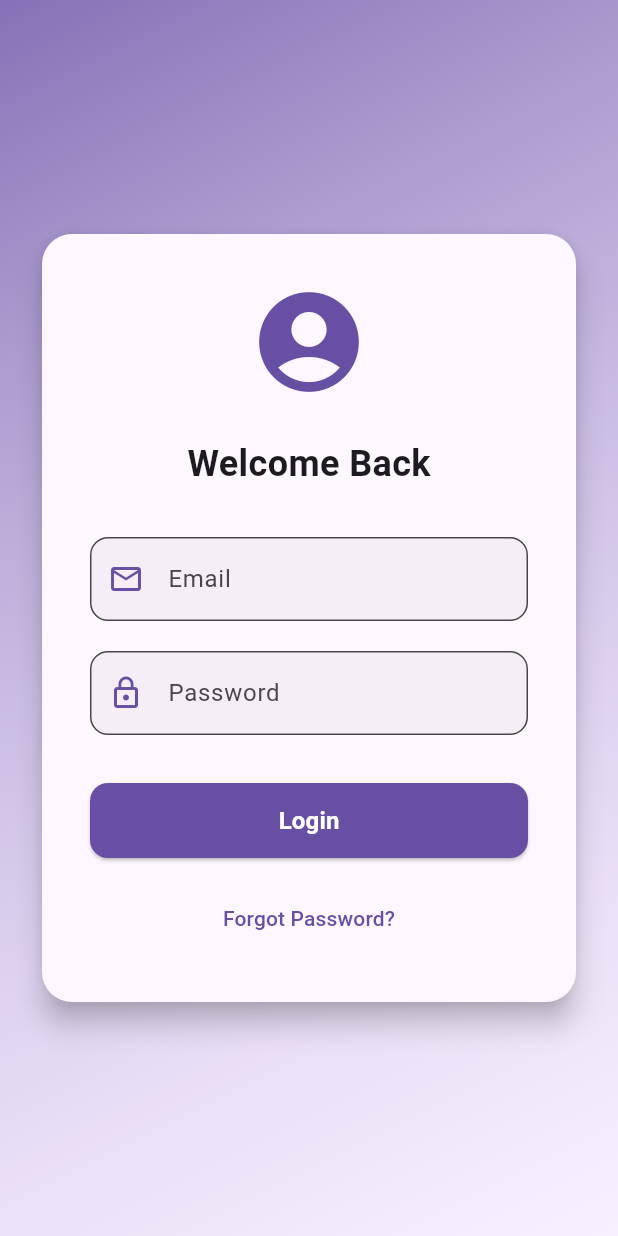
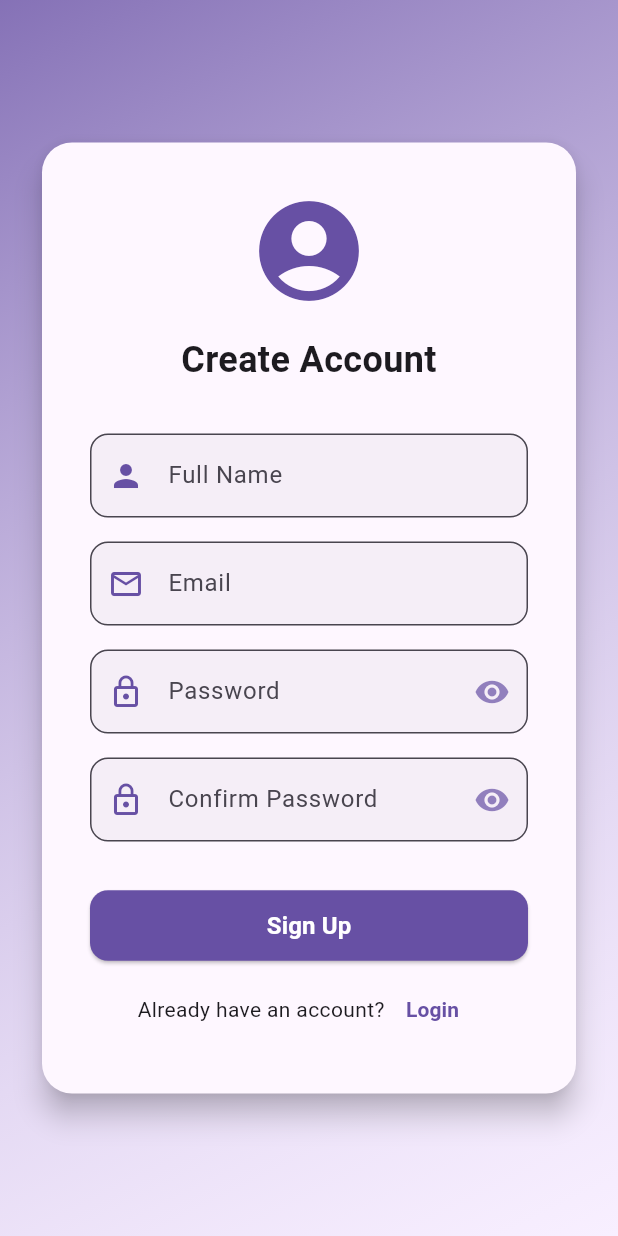
Before and after one commit to Yashjain0333/TallyUp, a Flutter app: the screen it shows after launch, on a phone screen of 412 x 824 dp. Run offline on Flutter 3.47's test engine with Material 3 defaults, Android fonts, the phone set to English and light mode, and no system bars; our stand-ins replace permission_handler.

Commit message:
feat(auth): add signup functionality and integrate API
Introduce signup feature with a new SignupView and SignupController, including form validation and API integration. Update .gitignore, pubspec.yaml, and related dependencies. Add API configuration and modify app routing to support signup flow.

```diff
--- a/tally_up/lib/src/app.dart
+++ b/tally_up/lib/src/app.dart
@@ -1,12 +1,11 @@
 import 'package:flutter/material.dart';
-import 'package:flutter_gen/gen_l10n/app_localizations.dart';
-import 'package:flutter_localizations/flutter_localizations.dart';
 import 'package:permission_handler/permission_handler.dart';
 import 'package:tally_up/src/messages/messages_controller.dart';
 import 'package:tally_up/src/messages/message_model.dart';
 import 'settings/settings_controller.dart';
 import 'settings/settings_view.dart';
 import 'login/login_view.dart';
+import 'login/signup_view.dart';
 import 'home/home_view.dart';
 import 'plugins/sms_reader_plugin.dart';
 import 'messages/messages_view.dart';
@@ -40,6 +39,7 @@ class _MyAppState extends State<MyApp> {
             sender: msg.sender,
             type: MessageType.uncategorized,
           ));
+          break;
         }
       }
     });
@@ -53,54 +53,15 @@ class _MyAppState extends State<MyApp> {
 
   @override
   Widget build(BuildContext context) {
-    return ListenableBuilder(
-      listenable: widget.settingsController,
-      builder: (BuildContext context, Widget? child) {
     return MaterialApp(
-          // Providing a restorationScopeId allows the Navigator built by the
-          // MaterialApp to restore the navigation stack when a user leaves and
-          // returns to the app after it has been killed while running in the
-          // background.
-          restorationScopeId: 'app',
-
-          // Provide the generated AppLocalizations to the MaterialApp. This
-          // allows descendant Widgets to display the correct translations
-          // depending on the user's locale.
-          localizationsDelegates: const [
-            AppLocalizations.delegate,
-            GlobalMaterialLocalizations.delegate,
-            GlobalWidgetsLocalizations.delegate,
-            GlobalCupertinoLocalizations.delegate,
-          ],
-          supportedLocales: const [
-            Locale('en', ''), // English, no country code
-          ],
-
-          // Use AppLocalizations to configure the correct application title
-          // depending on the user's locale.
-          //
-          // The appTitle is defined in .arb files found in the localization
-          // directory.
-          onGenerateTitle: (BuildContext context) =>
-              AppLocalizations.of(context)!.appTitle,
-
-          // Define a light and dark color theme. Then, read the user's
-          // preferred ThemeMode (light, dark, or system default) from the
-          // SettingsController to display the correct theme.
-          theme: ThemeData(),
-          darkTheme: ThemeData.dark(),
-          themeMode: widget.settingsController.themeMode,
-
-          // Define a function to handle named routes in order to support
-          // Flutter web url navigation and deep linking.
-          // Add initialRoute
-          initialRoute: LoginView.routeName,
-
+      initialRoute: '/signup',  // Change this line
       onGenerateRoute: (RouteSettings routeSettings) {
         return MaterialPageRoute<void>(
           settings: routeSettings,
           builder: (BuildContext context) {
             switch (routeSettings.name) {
+              case SignupView.routeName:
+                return const SignupView();
               case LoginView.routeName:
                 return const LoginView();
               case HomeView.routeName:
@@ -110,10 +71,8 @@ class _MyAppState extends State<MyApp> {
               case MessagesView.routeName:
                 return const MessagesView();
               default:
-                    return const LoginView();
+                return const SignupView();
             }
-              },
-            );
           },
         );
       },
--- /dev/null
+++ b/tally_up/lib/src/config/api_config.dart
@@ -0,0 +1,22 @@
+class ApiConfig {
+  static final ApiConfig _instance = ApiConfig._internal();
+  factory ApiConfig() => _instance;
+  ApiConfig._internal();
+
+  // Base URLs for different environments
+  final String _devBaseUrl = 'https://dev-api.example.com';
+  final String _prodBaseUrl = 'https://api.example.com';
+
+  // Current environment
+  final bool _isProduction = false; // Set to true for production
+
+  // Getter for the base URL based on environment
+  String get baseUrl => _isProduction ? _prodBaseUrl : _devBaseUrl;
+
+  // API endpoints
+  String get signupUrl => '$baseUrl/auth/signup';
+  String get loginUrl => '$baseUrl/auth/token';
+  String get messagesUrl => '$baseUrl/xpense/xpense';
+
+  // You can add more endpoints as needed
+}
--- /dev/null
+++ b/tally_up/lib/src/login/signup_controller.dart
@@ -0,0 +1,57 @@
+import 'package:flutter/material.dart';
+import 'package:http/http.dart' as http;
+import 'dart:convert';
+import '../config/api_config.dart';
+
+class SignupController with ChangeNotifier {
+  static final SignupController _instance = SignupController._internal();
+  factory SignupController() => _instance;
+  SignupController._internal();
+
+  final _apiConfig = ApiConfig();
+  bool _isLoading = false;
+  String? _error;
+
+  bool get isLoading => _isLoading;
+  String? get error => _error;
+
+  Future<bool> signup(String email, String name, String password) async {
+    try {
+      _error = null;
+      _isLoading = true;
+      notifyListeners();
+
+      final response = await http.post(
+        Uri.parse(_apiConfig.signupUrl),
+        headers: {'Content-Type': 'application/json'},
+        body: jsonEncode({
+          'email': email,
+          'name': name,
+          'password': password,
+        }),
+      );
+
+      _isLoading = false;
+
+      if (response.statusCode == 200 || response.statusCode == 201) {
+        notifyListeners();
+        return true;
+      } else {
+        final errorData = jsonDecode(response.body);
+        _error = errorData['message'] ?? 'Signup failed';
+        notifyListeners();
+        return false;
+      }
+    } catch (e) {
+      _error = e.toString();
+      _isLoading = false;
+      notifyListeners();
+      return false;
+    }
+  }
+
+  void clearError() {
+    _error = null;
+    notifyListeners();
+  }
+}
--- /dev/null
+++ b/tally_up/lib/src/login/signup_view.dart
@@ -0,0 +1,312 @@
+import 'package:flutter/material.dart';
+import 'signup_controller.dart';
+
+class SignupView extends StatefulWidget {
+  static const routeName = '/signup';
+  const SignupView({super.key});
+
+  @override
+  State<SignupView> createState() => _SignupViewState();
+}
+
+class _SignupViewState extends State<SignupView> {
+  final _formKey = GlobalKey<FormState>();
+  final _emailController = TextEditingController();
+  final _nameController = TextEditingController();
+  final _passwordController = TextEditingController();
+  final _confirmPasswordController = TextEditingController();
+  final _signupController = SignupController();
+  bool _obscurePassword = true;
+  bool _obscureConfirmPassword = true;
+
+  @override
+  Widget build(BuildContext context) {
+    final colorScheme = Theme.of(context).colorScheme;
+
+    return Scaffold(
+      body: Container(
+        decoration: BoxDecoration(
+          gradient: LinearGradient(
+            begin: Alignment.topLeft,
+            end: Alignment.bottomRight,
+            colors: [
+              colorScheme.primary.withAlpha(204),
+              colorScheme.primaryContainer.withAlpha(77),
+            ],
+          ),
+        ),
+        child: SafeArea(
+          child: Center(
+            child: SingleChildScrollView(
+              padding: const EdgeInsets.symmetric(horizontal: 24.0, vertical: 40.0),
+              child: ConstrainedBox(
+                constraints: BoxConstraints(
+                  maxWidth: MediaQuery.of(context).size.width * 0.9,
+                ),
+                child: ListenableBuilder(
+                  listenable: _signupController,
+                  builder: (context, child) {
+                    if (_signupController.error != null) {
+                      WidgetsBinding.instance.addPostFrameCallback((_) {
+                        ScaffoldMessenger.of(context).showSnackBar(
+                          SnackBar(
+                            content: Text(_signupController.error!),
+                            backgroundColor: Colors.red,
+                          ),
+                        );
+                        _signupController.clearError();
+                      });
+                    }
+
+                    return Card(
+                      elevation: 8,
+                      color: colorScheme.surface,
+                      shape: RoundedRectangleBorder(
+                        borderRadius: BorderRadius.circular(20),
+                      ),
+                      child: Padding(
+                        padding: const EdgeInsets.all(32.0),
+                        child: Form(
+                          key: _formKey,
+                          child: Column(
+                            crossAxisAlignment: CrossAxisAlignment.stretch,
+                            children: [
+                              Icon(
+                                Icons.account_circle,
+                                size: 80,
+                                color: colorScheme.primary,
+                              ),
+                              const SizedBox(height: 16),
+                              Text(
+                                'Create Account',
+                                style: TextStyle(
+                                  fontSize: 24,
+                                  fontWeight: FontWeight.bold,
+                                  color: colorScheme.onSurface,
+                                ),
+                                textAlign: TextAlign.center,
+                              ),
+                              const SizedBox(height: 32),
+
+                              // Name field
+                              TextFormField(
+                                controller: _nameController,
+                                decoration: InputDecoration(
+                                  labelText: 'Full Name',
+                                  border: OutlineInputBorder(
+                                    borderRadius: BorderRadius.circular(12),
+                                  ),
+                                  prefixIcon: Icon(
+                                    Icons.person,
+                                    color: colorScheme.primary,
+                                  ),
+                                  filled: true,
+                                  fillColor: colorScheme.surfaceContainerHigh.withAlpha(128),
+                                ),
+                                validator: (value) {
+                                  if (value == null || value.isEmpty) {
+                                    return 'Please enter your name';
+                                  }
+                                  return null;
+                                },
+                              ),
+                              const SizedBox(height: 16),
+
+                              // Email field
+                              TextFormField(
+                                controller: _emailController,
+                                keyboardType: TextInputType.emailAddress,
+                                decoration: InputDecoration(
+                                  labelText: 'Email',
+                                  border: OutlineInputBorder(
+                                    borderRadius: BorderRadius.circular(12),
+                                  ),
+                                  prefixIcon: Icon(
+                                    Icons.email_outlined,
+                                    color: colorScheme.primary,
+                                  ),
+                                  filled: true,
+                                  fillColor: colorScheme.surfaceContainerHigh.withAlpha(128),
+                                ),
+                                validator: (value) {
+                                  if (value == null || value.isEmpty) {
+                                    return 'Please enter your email';
+                                  }
+                                  if (!value.contains('@')) {
+                                    return 'Please enter a valid email';
+                                  }
+                                  return null;
+                                },
+                              ),
+                              const SizedBox(height: 16),
+
+                              // Password field
+                              TextFormField(
+                                controller: _passwordController,
+                                decoration: InputDecoration(
+                                  labelText: 'Password',
+                                  border: OutlineInputBorder(
+                                    borderRadius: BorderRadius.circular(12),
+                                  ),
+                                  prefixIcon: Icon(
+                                    Icons.lock_outline,
+                                    color: colorScheme.primary,
+                                  ),
+                                  suffixIcon: IconButton(
+                                    icon: Icon(
+                                      _obscurePassword ? Icons.visibility : Icons.visibility_off,
+                                      color: colorScheme.primary.withOpacity(0.7),
+                                    ),
+                                    onPressed: () {
+                                      setState(() {
+                                        _obscurePassword = !_obscurePassword;
+                                      });
+                                    },
+                                  ),
+                                  filled: true,
+                                  fillColor: colorScheme.surfaceContainerHigh.withAlpha(128),
+                                ),
+                                obscureText: _obscurePassword,
+                                validator: (value) {
+                                  if (value == null || value.isEmpty) {
+                                    return 'Please enter your password';
+                                  }
+                                  if (value.length < 6) {
+                                    return 'Password must be at least 6 characters';
+                                  }
+                                  return null;
+                                },
+                              ),
+                              const SizedBox(height: 16),
+
+                              // Confirm Password field
+                              TextFormField(
+                                controller: _confirmPasswordController,
+                                decoration: InputDecoration(
+                                  labelText: 'Confirm Password',
+                                  border: OutlineInputBorder(
+                                    borderRadius: BorderRadius.circular(12),
+                                  ),
+                                  prefixIcon: Icon(
+                                    Icons.lock_outline,
+                                    color: colorScheme.primary,
+                                  ),
+                                  suffixIcon: IconButton(
+                                    icon: Icon(
+                                      _obscureConfirmPassword ? Icons.visibility : Icons.visibility_off,
+                                      color: colorScheme.primary.withOpacity(0.7),
+                                    ),
+                                    onPressed: () {
+                                      setState(() {
+                                        _obscureConfirmPassword = !_obscureConfirmPassword;
+                                      });
+                                    },
+                                  ),
+                                  filled: true,
+                                  fillColor: colorScheme.surfaceContainerHigh.withAlpha(128),
+                                ),
+                                obscureText: _obscureConfirmPassword,
+                                validator: (value) {
+                                  if (value == null || value.isEmpty) {
+                                    return 'Please confirm your password';
+                                  }
+                                  if (value != _passwordController.text) {
+                                    return 'Passwords do not match';
+                                  }
+                                  return null;
+                                },
+                              ),
+                              const SizedBox(height: 32),
+
+                              // Sign Up button
+                              ElevatedButton(
+                                onPressed: _signupController.isLoading
+                                    ? null
+                                    : () async {
+                                        if (_formKey.currentState!.validate()) {
+                                          final success = await _signupController.signup(
+                                            _emailController.text,
+                                            _nameController.text,
+                                            _passwordController.text,
+                                          );
+                                          if (success && mounted) {
+                                            Navigator.pushReplacementNamed(context, '/home');
+                                          }
+                                        }
+                                      },
+                                style: ElevatedButton.styleFrom(
+                                  padding: const EdgeInsets.symmetric(vertical: 12),
+                                  shape: RoundedRectangleBorder(
+                                    borderRadius: BorderRadius.circular(12),
+                                  ),
+                                  backgroundColor: colorScheme.primary,
+                                  foregroundColor: colorScheme.onPrimary,
+                                ),
+                                child: _signupController.isLoading
+                                    ? SizedBox(
+                                        height: 20,
+                                        width: 20,
+                                        child: CircularProgressIndicator(
+                                          color: colorScheme.onPrimary,
+                                          strokeWidth: 2.0,
+                                        ),
+                                      )
+                                    : Text(
+                                        'Sign Up',
+                                        style: TextStyle(
+                                          fontSize: 16,
+                                          fontWeight: FontWeight.bold,
+                                          color: colorScheme.onPrimary,
+                                        ),
+                                      ),
+                              ),
+                              const SizedBox(height: 8),
+
+                              // Login link
+                              Row(
+                                mainAxisAlignment: MainAxisAlignment.center,
+                                children: [
+                                  Text(
+                                    'Already have an account?',
+                                    style: TextStyle(
+                                      color: colorScheme.onSurface,
+                                    ),
+                                  ),
+                                  TextButton(
+                                    onPressed: () => Navigator.pushReplacementNamed(context, '/login'),
+                                    style: TextButton.styleFrom(
+                                      padding: const EdgeInsets.symmetric(horizontal: 8),
+                                      foregroundColor: colorScheme.primary,
+                                    ),
+                                    child: const Text(
+                                      'Login',
+                                      style: TextStyle(
+                                        fontWeight: FontWeight.bold,
+                                      ),
+                                    ),
+                                  ),
+                                ],
+                              ),
+                            ],
+                          ),
+                        ),
+                      ),
+                    );
+                  }),
+                ),
+              ),
+            ),
+          ),
+        ),
+      );
+    }
+
+  @override
+  void dispose() {
+    _emailController.dispose();
+    _nameController.dispose();
+    _passwordController.dispose();
+    _confirmPasswordController.dispose();
+    super.dispose();
+  }
+}
--- a/tally_up/pubspec.yaml
+++ b/tally_up/pubspec.yaml
@@ -7,14 +7,16 @@ publish_to: 'none'
 version: 1.0.0+1
 
 environment:
-  sdk: ^3.6.0
+  sdk: ^3.5.0
 
 dependencies:
+  dio: ^5.8.0+1
   flutter:
     sdk: flutter
   flutter_localizations:
     sdk: flutter
-  permission_handler: ^10.2.0  # Update this line
+  http: ^1.1.0
+  permission_handler: ^11.0.1  # Update this line
 
 dev_dependencies:
   flutter_test:
```
Also changed, not shown: tally_up/lib/src/login/login_view.dart (+29 -2 lines), tally_up/lib/src/messages/message_model.dart (+9 -0 lines), tally_up/lib/src/messages/messages_controller.dart (+29 -33 lines), tally_up/pubspec.lock, 1 other file. Lines whose indentation alone changed are shown as unchanged.
